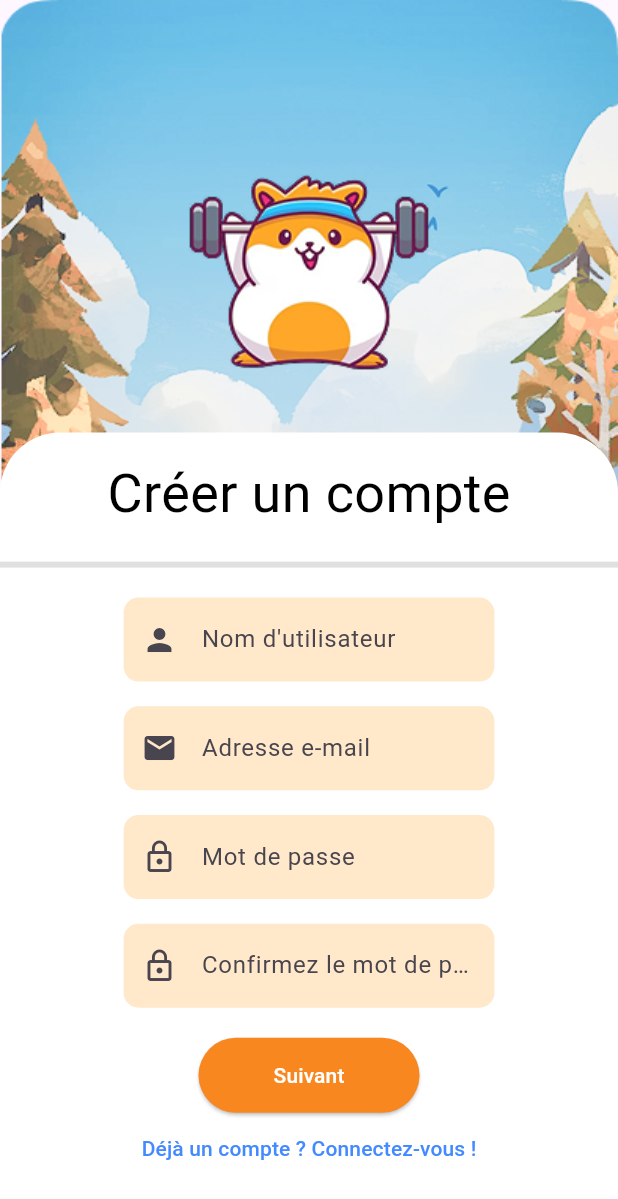
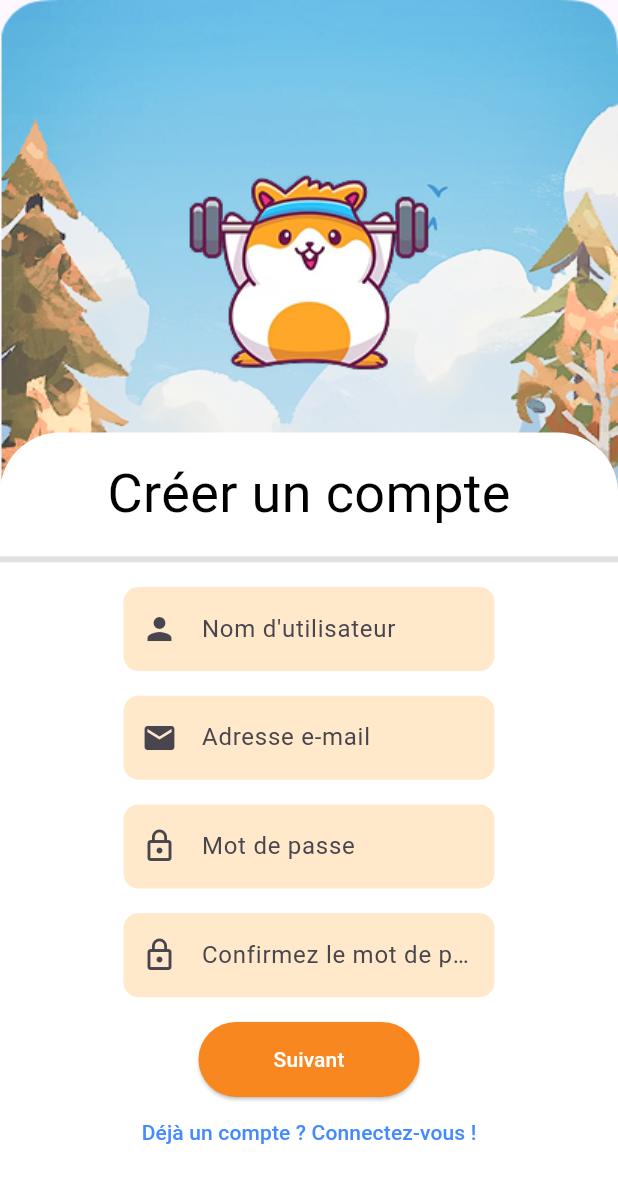
Before and after one commit to Playfit-app/Playfit, a Flutter app: the CreateAccountPage screen opened by its route, on a phone screen of 412 x 824 dp. Shown: the top 1199 px of the screen. Run offline on Flutter 3.47's test engine with Material 3 defaults, Android fonts, the phone set to English and light mode, and no system bars; our stand-ins replace camera, carousel_slider, flutter_dotenv, flutter_secure_storage, google_fonts, google_sign_in; missing offline and left inert: flame, google_ml_kit, google_mlkit_pose_detection; accounts and stored records are empty; Roboto replaces fonts that are missing (Amaranth).

Commit message:
fix: sizedbox responsive

```diff
--- a/playfit-mobile/playfit/lib/authentification/registration_page.dart
+++ b/playfit-mobile/playfit/lib/authentification/registration_page.dart
@@ -161,13 +161,13 @@ class CreateAccountPageState extends State<CreateAccountPage> {
                         fontWeight: FontWeight.normal,
                       ),
                     ),
-                    const SizedBox(height: 20),
+                    SizedBox(height: screenHeight * 0.02),
                     LinearProgressIndicator(
                       value: (_currentStep) / 3,
                       backgroundColor: Colors.grey[300],
                       color: const Color(0xFF8B0000),
                     ),
-                    const SizedBox(height: 20),
+                    SizedBox(height: screenHeight * 0.02),
                     if (_currentStep == 0)
                       Form(
                         key: _step1FormKey,
@@ -207,7 +207,7 @@ class CreateAccountPageState extends State<CreateAccountPage> {
                         child: const RegistrationStep3(),
                         onChanged: () => _validateStep(_step3FormKey),
                       ),
-                    const SizedBox(height: 20),
+                    SizedBox(height: screenHeight * 0.02),
                     ElevatedButton(
                       onPressed: () {
                         if (_currentStep == 0 && _isStep1Valid) {
```
